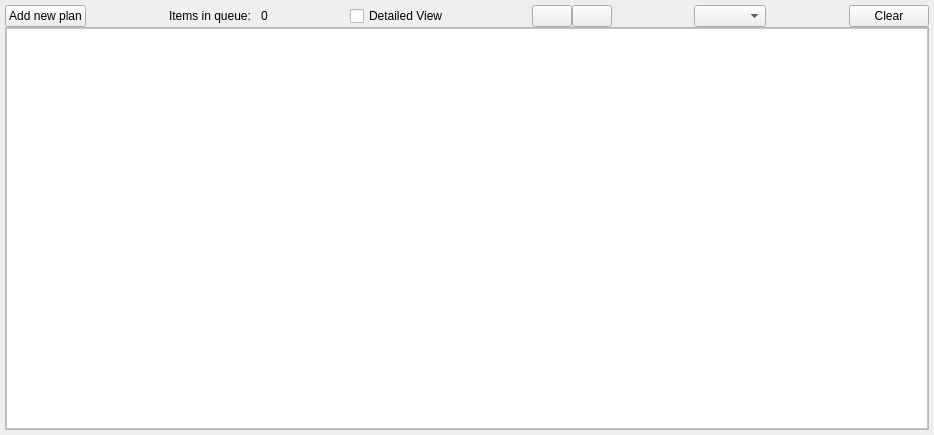
First picture: the form in src/QSview/resources/queue_editor.ui, repository BCDA-APS/QSview, before the edit.
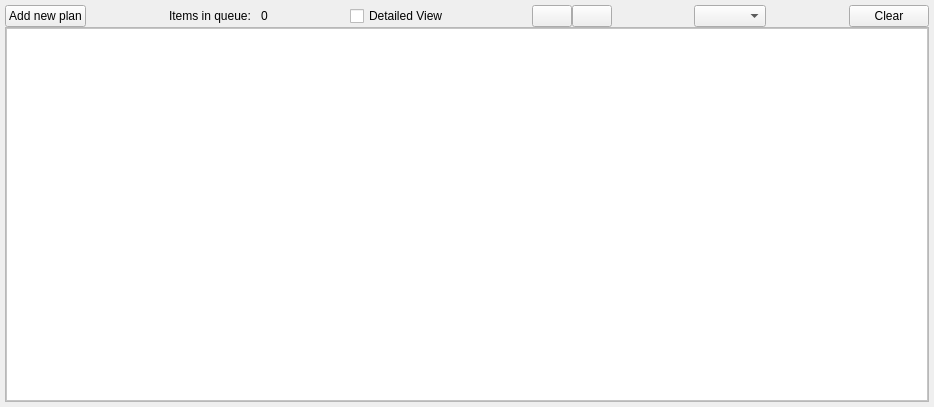
Second picture: the form after the edit. Icons and pictures are not drawn.

Commit message: Change autoscroll = True to False in history.ui and queue_editor.ui

Patch:
```diff
--- a/src/QSview/resources/queue_editor.ui
+++ b/src/QSview/resources/queue_editor.ui
@@ -7,7 +7,7 @@
     <x>0</x>
     <y>0</y>
     <width>934</width>
-    <height>435</height>
+    <height>407</height>
    </rect>
   </property>
   <property name="windowTitle">
```
Left out of the diff: 3 changed lines with no effect on the pictures. The commit also changes 1 other file.
